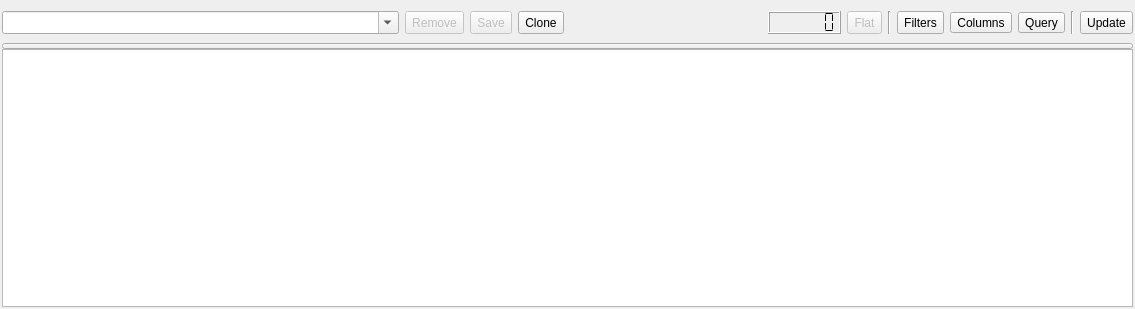
Above: machinelistviewer.ui from qmc2/qmc2-mame-fe before the change. Below: the same form after it.
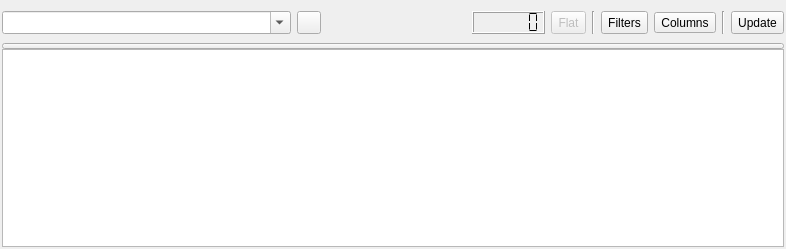
That is the form after the change. Icons and pictures are not drawn.

Commit message: wip: filtered machine list viewer: revised UI layout (added a tools menu to show less buttons taking horizontal space) and started adding view management features

What changed in the file:
```diff
--- a/machinelistviewer.ui
+++ b/machinelistviewer.ui
@@ -6,8 +6,8 @@
    <rect>
     <x>0</x>
     <y>0</y>
-    <width>1135</width>
-    <height>309</height>
+    <width>786</width>
+    <height>249</height>
    </rect>
   </property>
   <property name="windowTitle">
@@ -22,96 +22,14 @@
    </property>
    <item row="0" column="0">
     <widget class="QWidget" name="widgetMenu" native="true">
-     <layout class="QGridLayout" name="gridLayoutWidgetMenu" columnstretch="2,0,0,0,1,0,0,0,0,0,0,0,0">
+     <layout class="QGridLayout" name="gridLayoutWidgetMenu" columnstretch="2,0,1,0,0,0,0,0,0,0">
       <property name="leftMargin">
        <number>0</number>
       </property>
       <property name="rightMargin">
        <number>0</number>
       </property>
-      <item row="0" column="2">
-       <widget class="QToolButton" name="toolButtonSaveView">
-        <property name="enabled">
-         <bool>false</bool>
-        </property>
-        <property name="sizePolicy">
-         <sizepolicy hsizetype="Fixed" vsizetype="Minimum">
-          <horstretch>0</horstretch>
-          <verstretch>0</verstretch>
-         </sizepolicy>
-        </property>
-        <property name="toolTip">
-         <string>Save view</string>
-        </property>
-        <property name="statusTip">
-         <string>Save view</string>
-        </property>
-        <property name="text">
-         <string>Save</string>
-        </property>
-        <property name="icon">
-         <iconset resource="qmc2.qrc">
-          <normaloff>:/data/img/filesaveas_and_apply.png</normaloff>:/data/img/filesaveas_and_apply.png</iconset>
-        </property>
-        <property name="toolButtonStyle">
-         <enum>Qt::ToolButtonTextBesideIcon</enum>
-        </property>
-       </widget>
-      </item>
       <item row="0" column="9">
-       <widget class="QToolButton" name="toolButtonVisibleColumns">
-        <property name="toolTip">
-         <string>Setup visible columns</string>
-        </property>
-        <property name="statusTip">
-         <string>Setup visible columns</string>
-        </property>
-        <property name="text">
-         <string>Columns</string>
-        </property>
-        <property name="icon">
-         <iconset resource="qmc2.qrc">
-          <normaloff>:/data/img/columns.png</normaloff>:/data/img/columns.png</iconset>
-        </property>
-        <property name="toolButtonStyle">
-         <enum>Qt::ToolButtonTextBesideIcon</enum>
-        </property>
-       </widget>
-      </item>
-      <item row="0" column="7">
-       <widget class="Line" name="line1">
-        <property name="orientation">
-         <enum>Qt::Vertical</enum>
-        </property>
-       </widget>
-      </item>
-      <item row="0" column="11">
-       <widget class="Line" name="line2">
-        <property name="orientation">
-         <enum>Qt::Vertical</enum>
-        </property>
-       </widget>
-      </item>
-      <item row="0" column="0">
-       <widget class="QComboBox" name="comboBoxViewName">
-        <property name="sizePolicy">
-         <sizepolicy hsizetype="MinimumExpanding" vsizetype="Minimum">
-          <horstretch>0</horstretch>
-          <verstretch>0</verstretch>
-         </sizepolicy>
-        </property>
-        <property name="toolTip">
-         <string>Enter a unique name for this view or select an existing one</string>
-        </property>
-        <property name="statusTip">
-         <string>Enter a unique name for this view or select an existing one</string>
-        </property>
-        <property name="editable">
-         <bool>true</bool>
-        </property>
-       </widget>
-      </item>
-      <item row="0" column="12">
        <widget class="QToolButton" name="toolButtonUpdateView">
         <property name="sizePolicy">
          <sizepolicy hsizetype="Fixed" vsizetype="Minimum">
@@ -137,7 +55,62 @@
         </property>
        </widget>
       </item>
-      <item row="0" column="5">
+      <item row="0" column="6">
+       <widget class="QToolButton" name="toolButtonConfigureFilters">
+        <property name="sizePolicy">
+         <sizepolicy hsizetype="Fixed" vsizetype="Minimum">
+          <horstretch>0</horstretch>
+          <verstretch>0</verstretch>
+         </sizepolicy>
+        </property>
+        <property name="toolTip">
+         <string>Configure view filters</string>
+        </property>
+        <property name="statusTip">
+         <string>Configure view filters</string>
+        </property>
+        <property name="text">
+         <string>Filters</string>
+        </property>
+        <property name="icon">
+         <iconset resource="qmc2.qrc">
+          <normaloff>:/data/img/filter.png</normaloff>:/data/img/filter.png</iconset>
+        </property>
+        <property name="toolButtonStyle">
+         <enum>Qt::ToolButtonTextBesideIcon</enum>
+        </property>
+       </widget>
+      </item>
+      <item row="0" column="4">
+       <widget class="QToolButton" name="toolButtonViewModeToggle">
+        <property name="enabled">
+         <bool>false</bool>
+        </property>
+        <property name="sizePolicy">
+         <sizepolicy hsizetype="Fixed" vsizetype="Minimum">
+          <horstretch>0</horstretch>
+          <verstretch>0</verstretch>
+         </sizepolicy>
+        </property>
+        <property name="toolTip">
+         <string>Toggle flat / tree view mode</string>
+        </property>
+        <property name="statusTip">
+         <string>Toggle flat / tree view mode</string>
+        </property>
+        <property name="text">
+         <string>Flat</string>
+        </property>
+        <property name="icon">
+         <iconset resource="qmc2.qrc">
+          <normaloff>:/data/img/view_detail.png</normaloff>:/data/img/view_detail.png</iconset>
+        </property>
+        <property name="toolButtonStyle">
+         <enum>Qt::ToolButtonTextBesideIcon</enum>
+        </property>
+       </widget>
+      </item>
+      <item row="0" column="3">
        <widget class="QLCDNumber" name="lcdNumberRecordCount">
         <property name="toolTip">
          <string>Number of records in view</string>
@@ -156,11 +129,8 @@
         </property>
        </widget>
       </item>
-      <item row="0" column="6">
-       <widget class="QToolButton" name="toolButtonViewModeToggle">
-        <property name="enabled">
-         <bool>false</bool>
-        </property>
+      <item row="0" column="1">
+       <widget class="QToolButton" name="toolButtonToolsMenu">
         <property name="sizePolicy">
          <sizepolicy hsizetype="Fixed" vsizetype="Minimum">
           <horstretch>0</horstretch>
@@ -173,28 +143,54 @@
         <property name="statusTip">
          <string>Toggle flat / tree view mode</string>
         </property>
-        <property name="text">
-         <string>Flat</string>
-        </property>
         <property name="icon">
          <iconset resource="qmc2.qrc">
           <normaloff>:/data/img/view_detail.png</normaloff>:/data/img/view_detail.png</iconset>
         </property>
-        <property name="toolButtonStyle">
-         <enum>Qt::ToolButtonTextBesideIcon</enum>
+        <property name="popupMode">
+         <enum>QToolButton::InstantPopup</enum>
         </property>
        </widget>
       </item>
-      <item row="0" column="10">
-       <widget class="QToolButton" name="toolButtonEditQuery">
+      <item row="0" column="8">
+       <widget class="Line" name="line2">
+        <property name="orientation">
+         <enum>Qt::Vertical</enum>
+        </property>
+       </widget>
+      </item>
+      <item row="0" column="0">
+       <widget class="QComboBox" name="comboBoxViewName">
+        <property name="sizePolicy">
+         <sizepolicy hsizetype="MinimumExpanding" vsizetype="Minimum">
+          <horstretch>0</horstretch>
+          <verstretch>0</verstretch>
+         </sizepolicy>
+        </property>
         <property name="toolTip">
          <string>Customize the SQL query (i.e. to pre-filter on database level)</string>
         </property>
         <property name="statusTip">
          <string>Customize the SQL query (i.e. to pre-filter on database level)</string>
         </property>
+        <property name="editable">
+         <bool>true</bool>
+        </property>
+        <property name="insertPolicy">
+         <enum>QComboBox::NoInsert</enum>
+        </property>
+       </widget>
+      </item>
+      <item row="0" column="7">
+       <widget class="QToolButton" name="toolButtonVisibleColumns">
+        <property name="toolTip">
+         <string>Setup visible columns</string>
+        </property>
+        <property name="statusTip">
+         <string>Setup visible columns</string>
+        </property>
         <property name="text">
-         <string>Query</string>
+         <string>Columns</string>
         </property>
         <property name="icon">
          <iconset resource="qmc2.qrc">
@@ -205,7 +201,14 @@
         </property>
        </widget>
       </item>
-      <item row="0" column="4">
+      <item row="0" column="5">
+       <widget class="Line" name="line1">
+        <property name="orientation">
+         <enum>Qt::Vertical</enum>
+        </property>
+       </widget>
+      </item>
+      <item row="0" column="2">
        <spacer name="horizontalSpacer">
         <property name="orientation">
          <enum>Qt::Horizontal</enum>
@@ -221,87 +224,6 @@
         </property>
        </spacer>
       </item>
-      <item row="0" column="8">
-       <widget class="QToolButton" name="toolButtonConfigureFilters">
-        <property name="sizePolicy">
-         <sizepolicy hsizetype="Fixed" vsizetype="Minimum">
-          <horstretch>0</horstretch>
-          <verstretch>0</verstretch>
-         </sizepolicy>
-        </property>
-        <property name="toolTip">
-         <string>Configure view filters</string>
-        </property>
-        <property name="statusTip">
-         <string>Configure view filters</string>
-        </property>
-        <property name="text">
-         <string>Filters</string>
-        </property>
-        <property name="icon">
-         <iconset resource="qmc2.qrc">
-          <normaloff>:/data/img/filter.png</normaloff>:/data/img/filter.png</iconset>
-        </property>
-        <property name="toolButtonStyle">
-         <enum>Qt::ToolButtonTextBesideIcon</enum>
-        </property>
-       </widget>
-      </item>
-      <item row="0" column="3">
-       <widget class="QToolButton" name="toolButtonCloneView">
-        <property name="sizePolicy">
-         <sizepolicy hsizetype="Fixed" vsizetype="Minimum">
-          <horstretch>0</horstretch>
-          <verstretch>0</verstretch>
-         </sizepolicy>
-        </property>
-        <property name="toolTip">
-         <string>Clone view</string>
-        </property>
-        <property name="statusTip">
-         <string>Clone view</string>
-        </property>
-        <property name="text">
-         <string>Clone</string>
-        </property>
-        <property name="icon">
-         <iconset resource="qmc2.qrc">
-          <normaloff>:/data/img/editcopy.png</normaloff>:/data/img/editcopy.png</iconset>
-        </property>
-        <property name="toolButtonStyle">
-         <enum>Qt::ToolButtonTextBesideIcon</enum>
-        </property>
-       </widget>
-      </item>
-      <item row="0" column="1">
-       <widget class="QToolButton" name="toolButtonRemoveSavedView">
-        <property name="enabled">
-         <bool>false</bool>
-        </property>
-        <property name="sizePolicy">
-         <sizepolicy hsizetype="Fixed" vsizetype="Minimum">
-          <horstretch>0</horstretch>
-          <verstretch>0</verstretch>
-         </sizepolicy>
-        </property>
-        <property name="toolTip">
-         <string>Remove saved view</string>
-        </property>
-        <property name="statusTip">
-         <string>Remove saved view</string>
-        </property>
-        <property name="text">
-         <string>Remove</string>
-        </property>
-        <property name="icon">
-         <iconset resource="qmc2.qrc">
-          <normaloff>:/data/img/broom.png</normaloff>:/data/img/broom.png</iconset>
-        </property>
-        <property name="toolButtonStyle">
-         <enum>Qt::ToolButtonTextBesideIcon</enum>
-        </property>
-       </widget>
-      </item>
      </layout>
     </widget>
    </item>
```
Left out of the diff: 17 changed lines with no effect on the pictures. The commit also changes 16 other files.
